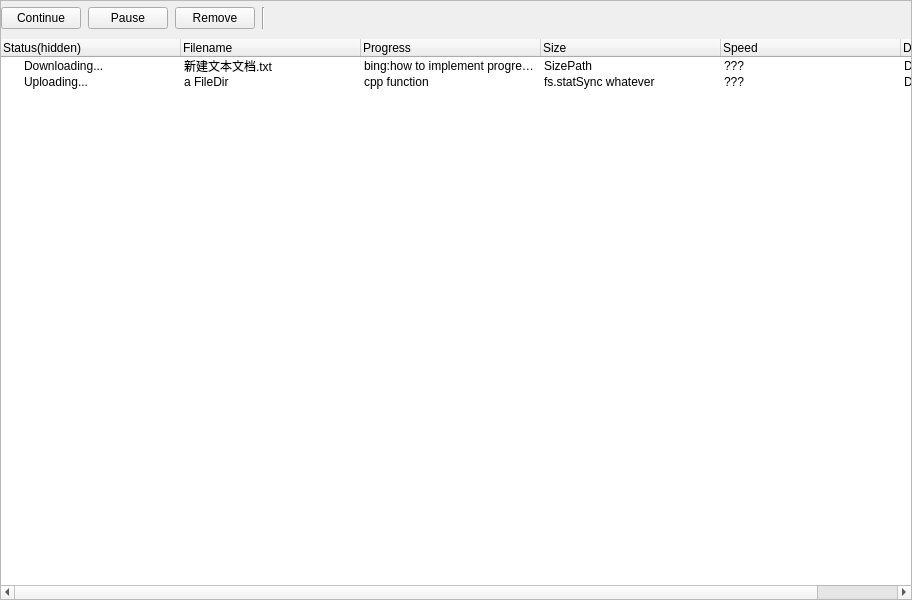
Before: the Qt Designer form propertieswidget.ui in kechuan/HTTP-QT, drawn with Qt 5.
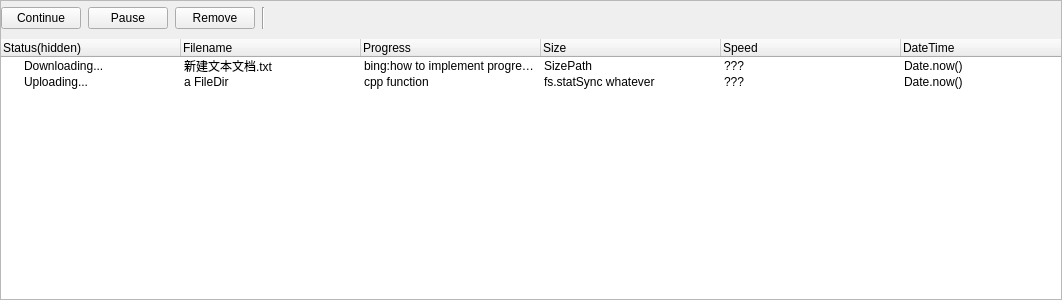
After: the same form once the commit is applied.

```diff
--- a/propertieswidget.ui
+++ b/propertieswidget.ui
@@ -6,8 +6,8 @@
    <rect>
     <x>0</x>
     <y>0</y>
-    <width>912</width>
-    <height>600</height>
+    <width>1062</width>
+    <height>300</height>
    </rect>
   </property>
   <property name="sizePolicy">
@@ -19,7 +19,7 @@
   <property name="minimumSize">
    <size>
     <width>912</width>
-    <height>600</height>
+    <height>300</height>
    </size>
   </property>
   <property name="maximumSize">
```
